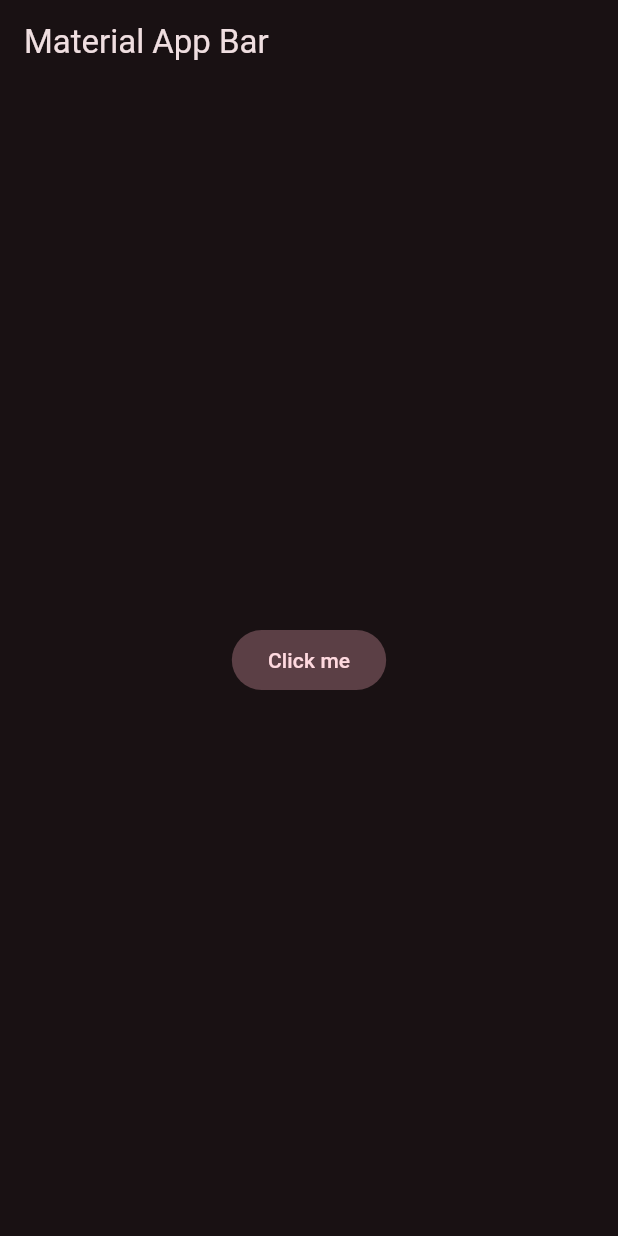
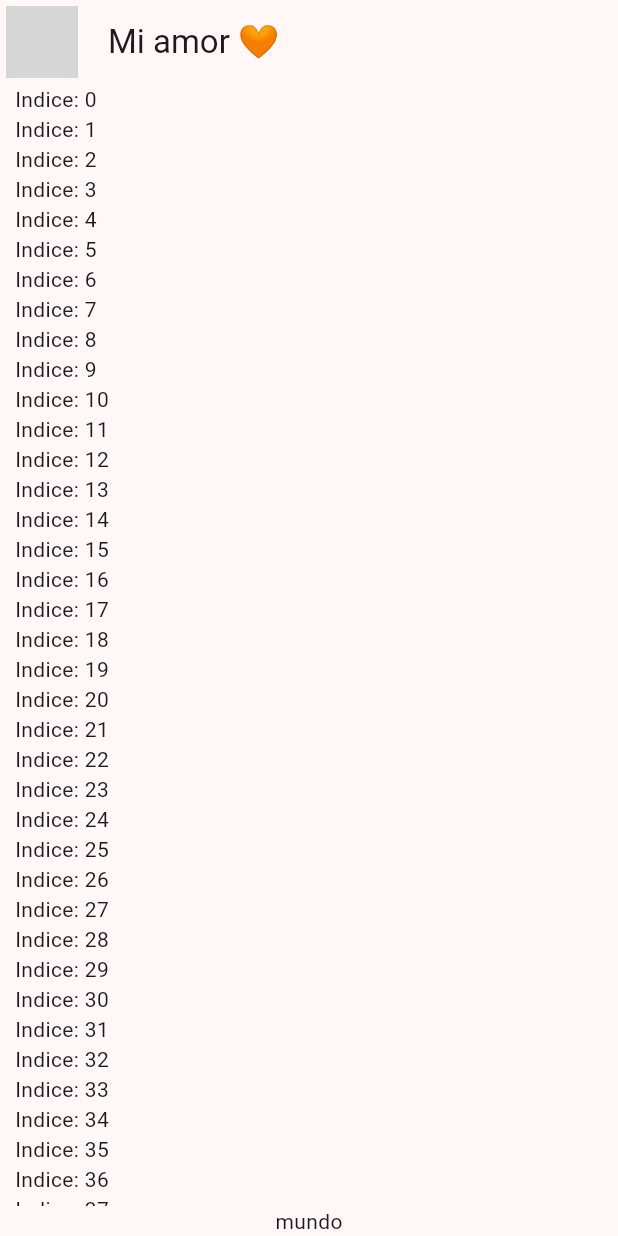
Before and after one commit to Alebernabe5/Yes_No_Flutter, a Flutter app: the screen it shows after launch, on a phone screen of 412 x 824 dp. Run offline on Flutter 3.47's test engine with Material 3 defaults, Android fonts, the phone set to English and light mode, and no system bars; network calls fail; grey boxes are pictures that could not be loaded.

Commit message:
Creo Chat_screen

```diff
--- a/lib/config/theme/app_theme.dart
+++ b/lib/config/theme/app_theme.dart
@@ -20,9 +20,10 @@ class AppTheme {
 
   ThemeData theme() {
     return ThemeData(
-        useMaterial3: true,
-        colorSchemeSeed:
-            _colorThemes[selectedColor], //Hacer paleta de colores en theme
-        brightness: Brightness.dark); //Para ponerlo en modo oscuro
+      useMaterial3: true,
+      colorSchemeSeed:
+          _colorThemes[selectedColor], //Hacer paleta de colores en theme
+      // brightness: Brightness.dark //Para ponerlo en modo oscuro
+    );
   }
 }
--- a/lib/main.dart
+++ b/lib/main.dart
@@ -1,5 +1,6 @@
 import 'package:flutter/material.dart';
 import 'package:yes_no_app/config/theme/app_theme.dart';
+import 'package:yes_no_app/presentation/chat/chat_screen.dart';
 
 void main() => runApp(const MyApp());
 
@@ -9,18 +10,9 @@ class MyApp extends StatelessWidget {
   @override
   Widget build(BuildContext context) {
     return MaterialApp(
-      title: 'Yes No App',
-      debugShowCheckedModeBanner: false,
-      theme: AppTheme(selectedColor: 5).theme(),
-      home: Scaffold(
-        appBar: AppBar(
-          title: const Text('Material App Bar'),
-        ),
-        body: Center(
-          child: FilledButton.tonal(
-              onPressed: () {}, child: const Text('Click me')),
-        ),
-      ),
-    );
+        title: 'Yes No App',
+        debugShowCheckedModeBanner: false,
+        theme: AppTheme(selectedColor: 5).theme(),
+        home: const ChatScreen());
   }
 }
--- /dev/null
+++ b/lib/presentation/chat/chat_screen.dart
@@ -0,0 +1,48 @@
+import 'package:flutter/material.dart';
+
+class ChatScreen extends StatelessWidget {
+  const ChatScreen({super.key});
+
+  @override
+  Widget build(BuildContext context) {
+    return Scaffold(
+      appBar: AppBar(
+        leading: Padding(
+          padding: const EdgeInsets.all(4.0),
+          child: CircleAvatar(
+            backgroundImage: NetworkImage(
+                'https://hips.hearstapps.com/hmg-prod/images/american-actress-cameron-diaz-news-photo-1693379027.jpg?crop=1.00xw:0.372xh;0,0.209xh&resize=1200:*'),
+          ),
+        ), //Crea un avatar circular
+        title: Text('Mi amor 🧡'),
+        centerTitle: false, //Sirve para centrar el titulo
+      ),
+      body: _ChatView(),
+    );
+  }
+}
+
+//CHAT VIEW
+class _ChatView extends StatelessWidget {
+  @override
+  Widget build(BuildContext context) {
+    return SafeArea(
+      child: Padding(
+        padding: const EdgeInsets.symmetric(horizontal: 10),
+        child: Column(
+          children: [
+            Expanded(
+                child: ListView.builder(
+              itemCount: 50,
+              itemBuilder: (context, index) {
+                return Text('Indice: $index');
+              },
+            )), //Lo que permite expandir widg hijo a todo el espacio
+
+            Text('mundo')
+          ],
+        ),
+      ),
+    );
+  }
+}
```
